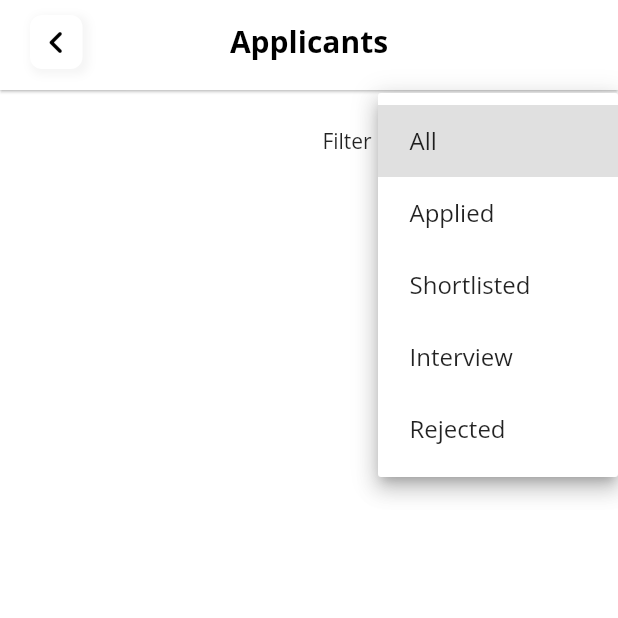
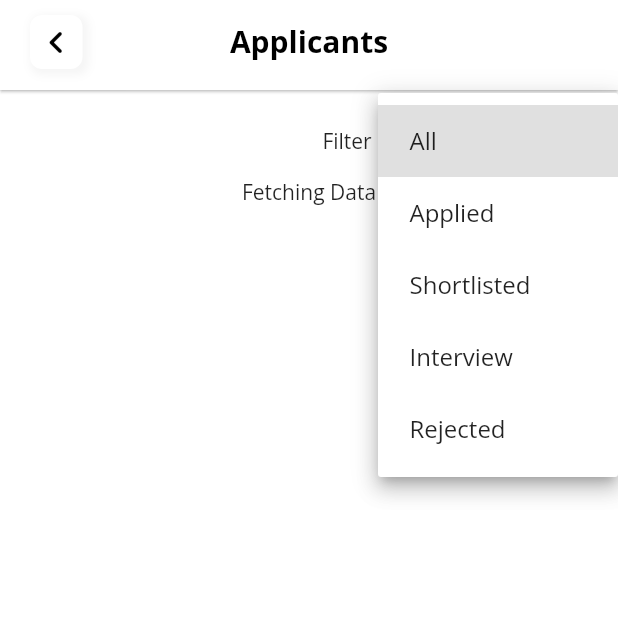
Before and after one commit to thetooaung07/job-portal, a Flutter app: the ShowApplicantsPage screen opened by its route, after a tap on "All", on a phone screen of 412 x 824 dp, the top half of it. Run offline on Flutter 3.47's test engine with Material 2 defaults, Android fonts, the phone set to English and light mode, and no system bars; our stand-ins replace cloud_firestore, file_picker, firebase_auth, firebase_core, firebase_storage, flutter_svg and 3 more; accounts and stored records are empty; statements that could not run were skipped.

Commit message:
Fix Bug on not updating Stream

```diff
--- a/lib/controller/show_applicants_controller.dart
+++ b/lib/controller/show_applicants_controller.dart
@@ -14,19 +14,20 @@ class ShowApplicantsController extends GetxController {
   @override
   void onReady() {
     super.onReady();
-    FirestoreHelper().userApplicantStream(selectedJobId.value).listen((event) {
-      print(selectedJobId.value);
-      if (event.isNotEmpty) {
-        applicantsForSelectedJobPost.bindStream(
-            FirestoreHelper().userApplicantStream(selectedJobId.value));
-      }
-    });
+    streamInit(selectedJobId);
     funcFilter("All");
   }
 
-  @override
-  void onInit() {
-    super.onInit();
+  RxString selectedJobId = "".obs;
+  streamInit(selectedJobId) {
+    applicantsForSelectedJobPost.clear();
+    FirestoreHelper().userApplicantStream(selectedJobId).listen((event) {
+      print(selectedJobId);
+      if (event.isNotEmpty) {
+        applicantsForSelectedJobPost
+            .bindStream(FirestoreHelper().userApplicantStream(selectedJobId));
+      }
+    });
   }
 
   final RxString _selectedVal = "${dropdownList[0]}".obs;
@@ -46,7 +47,6 @@ class ShowApplicantsController extends GetxController {
     }
   }
 
-  RxString selectedJobId = "".obs;
   RxList<UserApplicantModel> filterByProc = <UserApplicantModel>[].obs;
 
   updateProcessStatus({
--- a/lib/view/my_jobs_page.dart
+++ b/lib/view/my_jobs_page.dart
@@ -190,9 +190,8 @@ class MyJobCard extends StatelessWidget {
             ),
             GestureDetector(
               onTap: () {
+                Get.put(ShowApplicantsController()).streamInit(data.id);
                 print("Putting data to App Page Controller");
-                Get.put(ShowApplicantsController()).selectedJobId.value =
-                    data.id;
                 Get.toNamed(RouteNames.showApplicants);
               },
               child: Container(
--- a/lib/view/show_applicants_page.dart
+++ b/lib/view/show_applicants_page.dart
@@ -79,8 +79,8 @@ class ShowApplicantsPage extends GetView<ShowApplicantsController> {
               ),
               GetX<ShowApplicantsController>(
                 builder: (controller) {
-                  print("Controller => ${controller.selectedJobId.value}");
-                  return ListView.builder(
+                  return controller.applicantsForSelectedJobPost.length > 0
+                      ? ListView.builder(
                           itemCount: controller.filterByProc.length,
                           physics: const NeverScrollableScrollPhysics(),
                           shrinkWrap: true,
@@ -90,14 +90,16 @@ class ShowApplicantsPage extends GetView<ShowApplicantsController> {
                             return controller.filterByProc.isNotEmpty
                                 ? ApplicantCard(
                                     user: controller.filterByProc[idx].user,
-                              applicant: controller.filterByProc[idx].applicant,
+                                    applicant:
+                                        controller.filterByProc[idx].applicant,
                                   )
                                 : const Text(
                                     "No Applicants",
                                     style: TextStyle(color: Colors.black),
                                   );
                           },
-                  );
+                        )
+                      : Text("Fetching Data");
                 },
               ),
             ],
```
Lines whose indentation alone changed are shown as unchanged.
